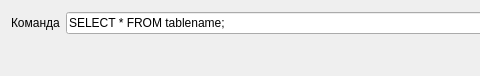
Qt form src/db36/querydialog.ui (smurav/db36) before a commit; both pictures show x 0 to 480 and y 0 to 76 of the 812 by 76 pixel window.
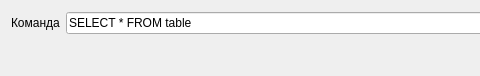
The same form after that commit.

```diff
--- a/src/db36/querydialog.ui
+++ b/src/db36/querydialog.ui
@@ -27,7 +27,7 @@
    <item row="0" column="1">
     <widget class="QLineEdit" name="sql_query">
      <property name="text">
-      <string>SELECT * FROM tablename;</string>
+      <string>SELECT * FROM table</string>
      </property>
     </widget>
    </item>
```
